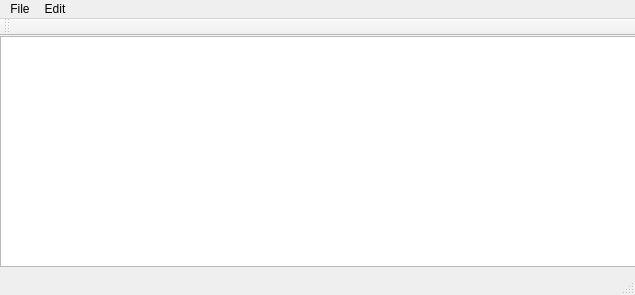
Before: the Qt Designer form mainwindow.ui in k3yss/QT-Notepad, drawn with Qt 5.
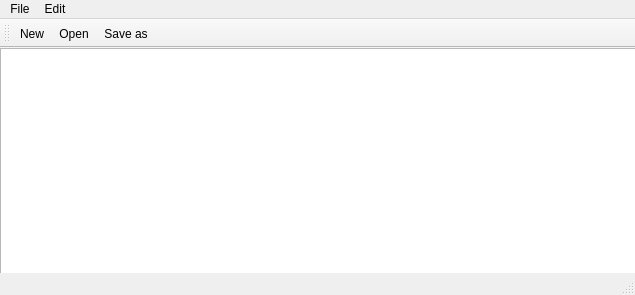
After: the same form once the commit is applied. Icons and pictures are not drawn.

Diff of the .ui file:
```diff
--- a/mainwindow.ui
+++ b/mainwindow.ui
@@ -72,6 +72,9 @@
    <attribute name="toolBarBreak">
     <bool>false</bool>
    </attribute>
+   <addaction name="actionNew"/>
+   <addaction name="actionOpen"/>
+   <addaction name="actionSave_as"/>
   </widget>
   <action name="actionNew">
    <property name="text">
```
Left out of the diff: 23 changed lines with no effect on the pictures.
